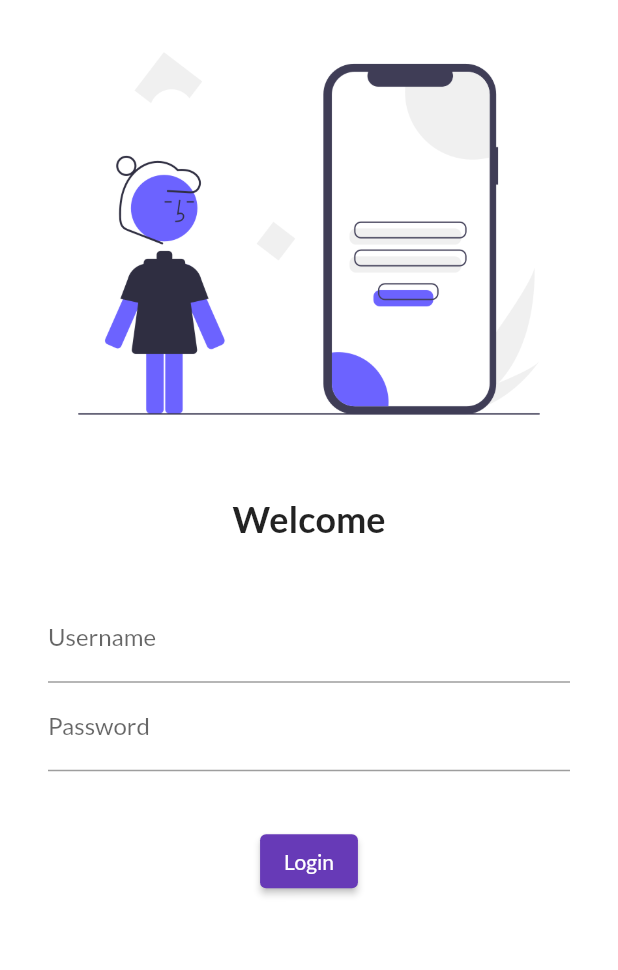
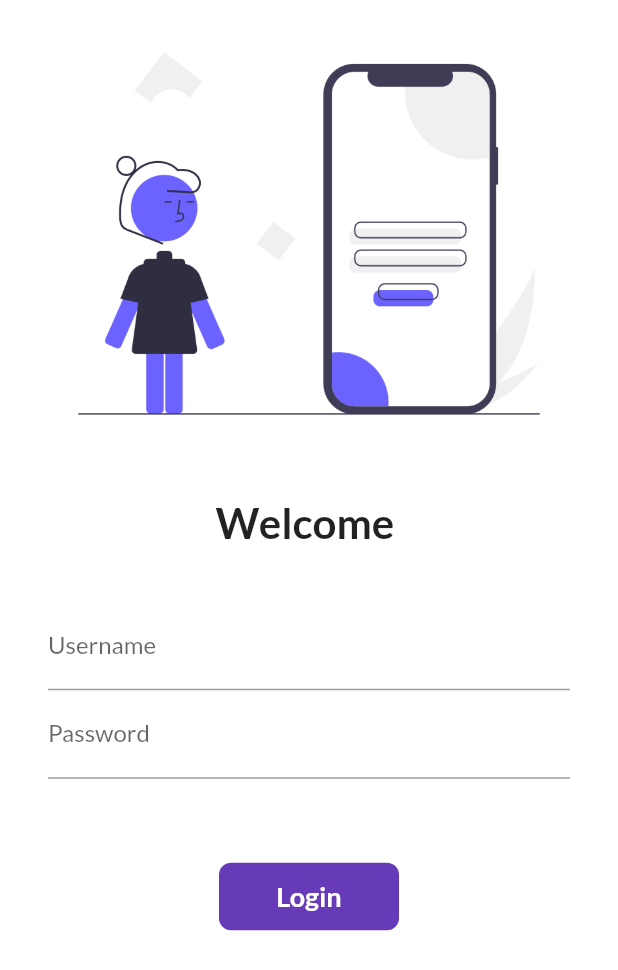
Before and after one commit to vanshgulati16/flutter, a Flutter app: the screen it shows after launch, on a phone screen of 412 x 824 dp. Shown: the top 970 px of the screen. Run offline on Flutter 3.47's test engine with Material 2 defaults, Android fonts, the phone set to English and light mode, and no system bars; our stand-ins replace google_fonts.

Commit message:
day 6 completed

```diff
--- a/lib/main.dart
+++ b/lib/main.dart
@@ -1,4 +1,5 @@
 import 'package:app/pages/login_page.dart';
+import 'package:app/utils/routes.dart';
 import 'package:flutter/material.dart';
 import 'package:google_fonts/google_fonts.dart';
 import 'pages/home_page.dart';
@@ -24,8 +25,8 @@ class MyApp extends StatelessWidget {
       // initialRoute: "/home",
       routes: {
         "/": (context) => const LoginPage(),
-        "/home": (context) => const HomePage(),
-        "/login": (context) => const LoginPage(),
+        MyRoutes.homeRoute: (context) => const HomePage(),
+        MyRoutes.loginRoute: (context) => const LoginPage(),
       },
     );
   }
--- a/lib/pages/login_page.dart
+++ b/lib/pages/login_page.dart
@@ -1,31 +1,40 @@
+import 'package:app/utils/routes.dart';
 import 'package:flutter/material.dart';
 
-class LoginPage extends StatelessWidget {
+class LoginPage extends StatefulWidget {
   const LoginPage({Key? key}) : super(key: key);
 
+  @override
+  State<LoginPage> createState() => _LoginPageState();
+}
+
+class _LoginPageState extends State<LoginPage> {
+  String name = "";
+  bool changeButton = false;
   @override
   Widget build(BuildContext context) {
     return Material(
         color: Colors.white,
+        child: SingleChildScrollView(
           child: Column(
             children: [
               Image.asset(
                 "assets/img/login.png",
                 fit: BoxFit.cover,
               ),
-            SizedBox(
+              const SizedBox(
                 height: 20.0,
               ),
               Text(
-              "Welcome",
-              style: TextStyle(fontSize: 24, fontWeight: FontWeight.bold),
+                "Welcome $name",
+                style: TextStyle(fontSize: 28, fontWeight: FontWeight.bold),
               ),
               SizedBox(
                 height: 20.0,
               ),
               Padding(
-              padding:
-                  const EdgeInsets.symmetric(vertical: 16.0, horizontal: 32.0),
+                padding: const EdgeInsets.symmetric(
+                    vertical: 16.0, horizontal: 32.0),
                 child: Column(
                   children: [
                     TextFormField(
@@ -33,7 +42,10 @@ class LoginPage extends StatelessWidget {
                           hintText: "Enter username",
                           labelText: "Username",
                         ),
-                  ),
+                        onChanged: (value) {
+                          name = value;
+                          setState(() {});
+                        }),
                     TextFormField(
                       obscureText: true,
                       decoration: InputDecoration(
@@ -45,15 +57,49 @@ class LoginPage extends StatelessWidget {
                 ),
               ),
               SizedBox(
-              height: 20.0,
+                height: 40.0,
               ),
-            ElevatedButton(
-              onPressed: () {
-                print("Hello Vansh");
+              InkWell(
+                onTap: () async {
+                  setState(() {
+                    changeButton = true;
+                  });
+                  await Future.delayed(Duration(seconds: 1));
+                  Navigator.pushNamed(context, MyRoutes.homeRoute);
                 },
-              child: Text("Login"),
+                child: AnimatedContainer(
+                  duration: Duration(seconds: 1),
+                  width: changeButton ? 50 : 120,
+                  height: 45,
+                  alignment: Alignment.center,
+                  child: changeButton
+                      ? Icon(
+                          Icons.done,
+                          color: Colors.white,
+                        )
+                      : Text(
+                          "Login",
+                          style: TextStyle(
+                              color: Colors.white,
+                              fontWeight: FontWeight.bold,
+                              fontSize: 18),
                         ),
+                  decoration: BoxDecoration(
+                    color: Colors.deepPurple,
+                    borderRadius: BorderRadius.circular(changeButton ? 60 : 8),
+                  ),
+                ),
+              )
+
+              // ElevatedButton(
+              //   onPressed: () {
+              //     Navigator.pushNamed(context, MyRoutes.homeRoute);
+              //   },
+              //   child: Text("Login"),
+              //   style: TextButton.styleFrom(minimumSize: Size(150, 40)),
+              // ),
             ],
+          ),
         ));
   }
 }
--- /dev/null
+++ b/lib/utils/routes.dart
@@ -0,0 +1,4 @@
+class MyRoutes {
+  static String loginRoute = "/login";
+  static String homeRoute = "/home";
+}
```
Lines whose indentation alone changed are shown as unchanged.
